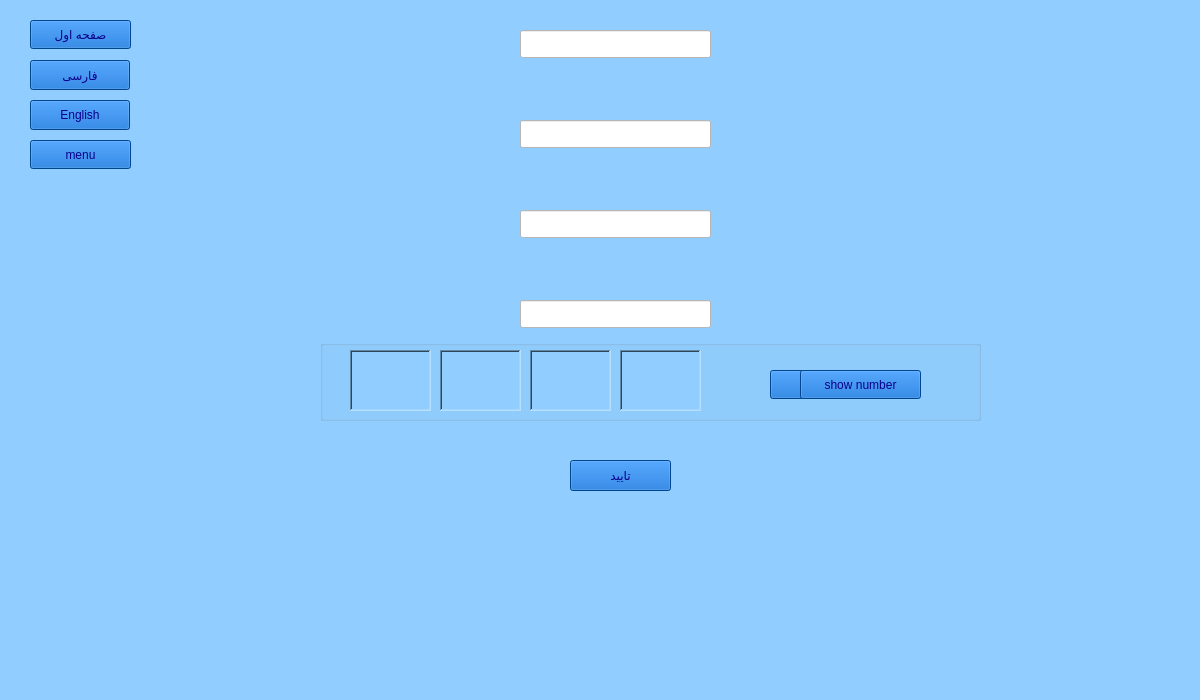
Before: the Qt Designer form signin.ui in mahan109910/linking_me, drawn with Qt 5.
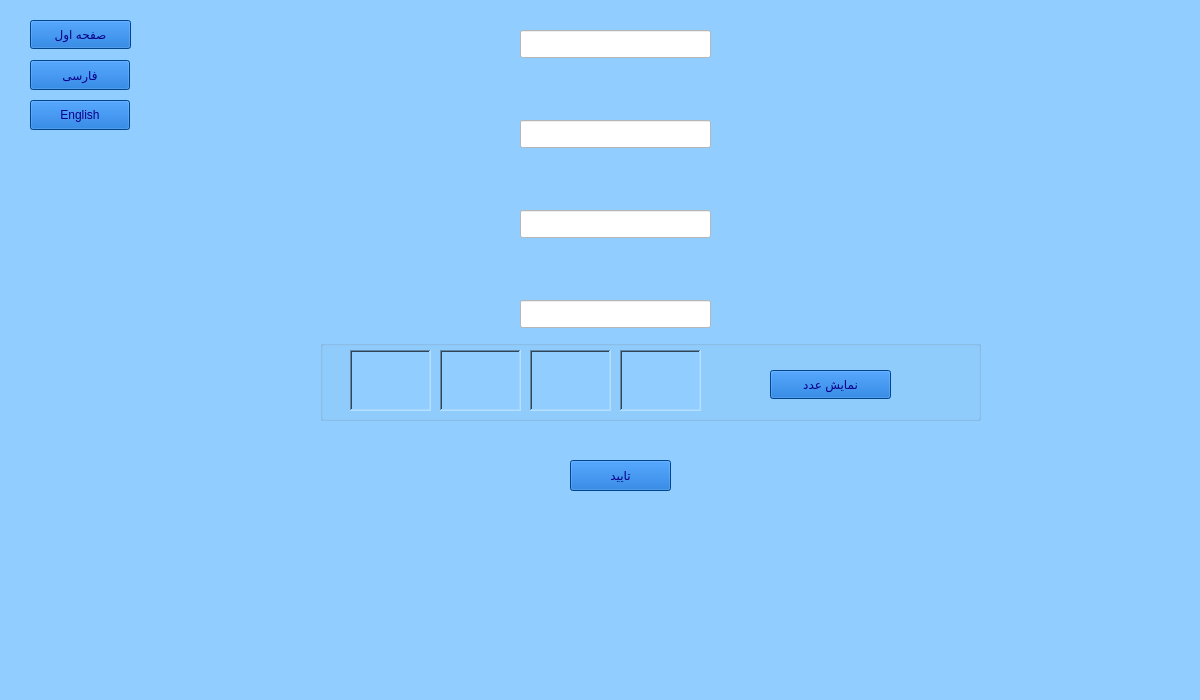
After: the same form once the commit is applied. Icons and pictures are not drawn.

The edit to the form file:
```diff
--- a/signin.ui
+++ b/signin.ui
@@ -194,26 +194,6 @@
      <string>فارسی</string>
     </property>
    </widget>
-   <widget class="QPushButton" name="pushButton_menu_signin_e">
-    <property name="geometry">
-     <rect>
-      <x>30</x>
-      <y>140</y>
-      <width>101</width>
-      <height>29</height>
-     </rect>
-    </property>
-    <property name="styleSheet">
-     <string notr="true">color: rgb(9, 0, 137);
-font: 700 11pt &quot;Segoe UI&quot;;
-background-color: rgb(0, 96, 202);
-
-</string>
-    </property>
-    <property name="text">
-     <string>menu</string>
-    </property>
-   </widget>
    <widget class="QGroupBox" name="groupBox_safe_signin">
     <property name="geometry">
      <rect>
@@ -329,26 +309,6 @@
       <enum>QFrame::Sunken</enum>
      </property>
     </widget>
-    <widget class="QPushButton" name="pushButton_show_safe_signin_2">
-     <property name="geometry">
-      <rect>
-       <x>480</x>
-       <y>30</y>
-       <width>121</width>
-       <height>29</height>
-      </rect>
-     </property>
-     <property name="styleSheet">
-      <string notr="true">color: rgb(9, 0, 137);
-font: 700 11pt &quot;Segoe UI&quot;;
-background-color: rgb(0, 96, 202);
-
-</string>
-     </property>
-     <property name="text">
-      <string>show number</string>
-     </property>
-    </widget>
    </widget>
    <zorder>frame_Poetry</zorder>
    <zorder>widget_p_signin</zorder>
```
Left out of the diff: 5 changed lines with no effect on the pictures.
